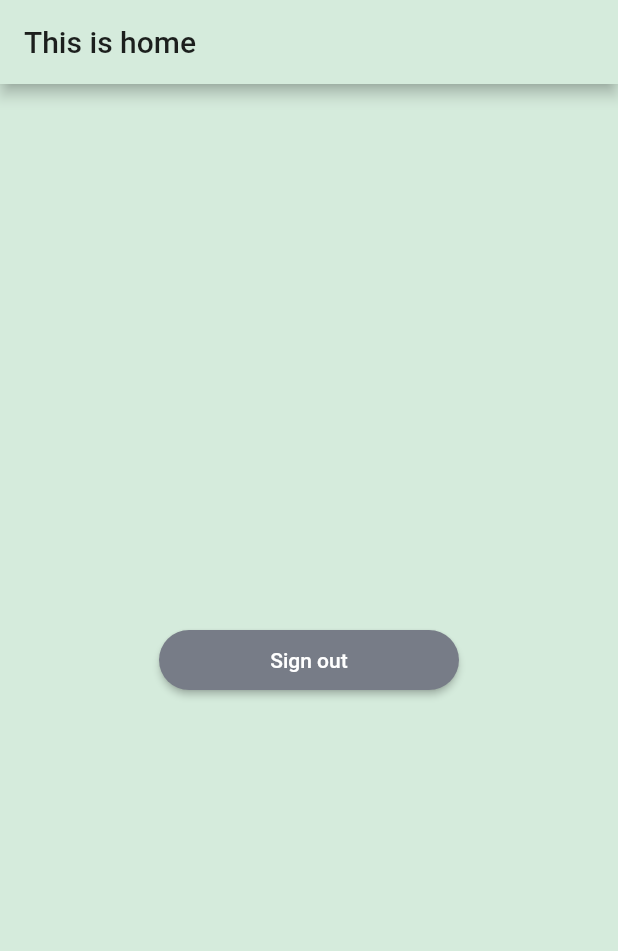
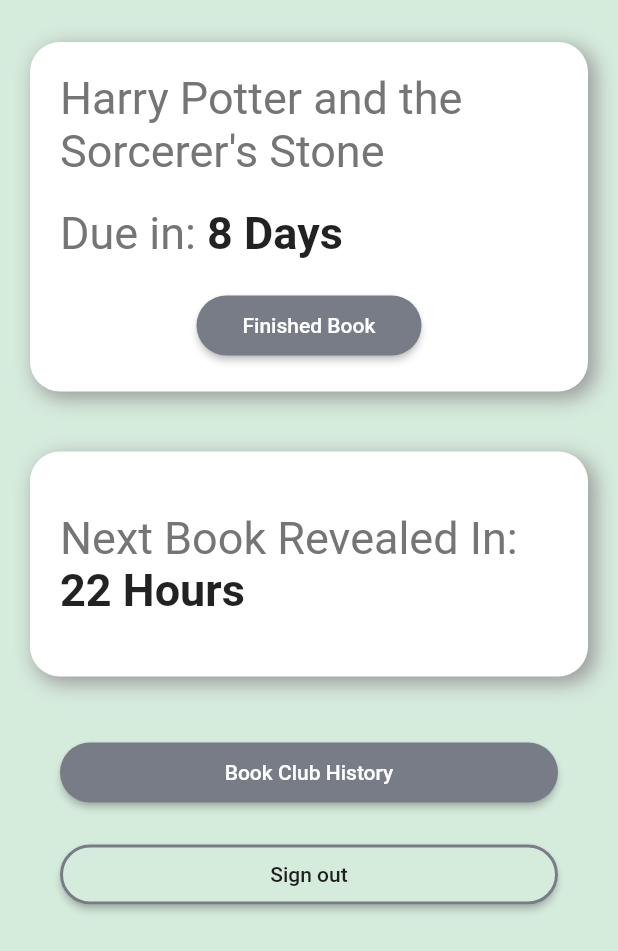
Before and after one commit to oleksandr-shyrokyi/book_club, a Flutter app: the HomeScreen screen opened directly, after a tap on "Sign out", on a phone screen of 412 x 824 dp. Shown: the top 951 px of the screen. Run offline on Flutter 3.47's test engine with Material 2 defaults, Android fonts, the phone set to English and light mode, and no system bars; our stand-ins replace cloud_firestore, firebase_auth, google_sign_in; accounts and stored records are empty; network calls fail.

Commit message:
Marked up home and noGroup screens

```diff
--- a/lib/screens/home/home.dart
+++ b/lib/screens/home/home.dart
@@ -1,35 +1,132 @@
+import 'package:book_club/screens/noGroup/noGroup.dart';
 import 'package:book_club/screens/root/root.dart';
 import 'package:book_club/states/currentUser.dart';
+import 'package:book_club/widgets/ourContainer.dart';
 import 'package:flutter/material.dart';
 import 'package:provider/provider.dart';
 
 class HomeScreen extends StatelessWidget {
+  /// Navigates to noGroup screen
+  void _goToNoGroup(BuildContext inContext) {
+    Navigator.push(
+      inContext,
+      MaterialPageRoute(builder: (inContext) => OurNoGroup()),
+    );
+  }
+
+  /// Signs out of an account
+  void _signOut(BuildContext inContext) async {
+    CurrentUser _currentUser =
+        Provider.of<CurrentUser>(inContext, listen: false);
+    String _returnString = await _currentUser.singOut();
+    if (_returnString == "success") {
+      Navigator.pushAndRemoveUntil(inContext,
+          MaterialPageRoute(builder: (context) => OurRoot()), (route) => false);
+    }
+  }
+
   @override
   Widget build(BuildContext context) {
     return Scaffold(
-      appBar: AppBar(
-        title: Text("This is home"),
-      ),
-      body: Center(
-        child: RaisedButton(
-          child: Text(
-            "Sign out",
-            style: TextStyle(
-              color: Colors.white,
+      body: ListView(
+        children: <Widget>[
+          SizedBox(
+            height: 8,
+          ),
+
+          /// 1st Container
+          Padding(
+            padding: const EdgeInsets.all(20.0),
+            child: OurContainer(
+              child: Column(
+                children: [
+                  Text(
+                    "Harry Potter and the Sorcerer's Stone",
+                    style: TextStyle(fontSize: 30, color: Colors.grey[600]),
+                  ),
+                  Padding(
+                    padding: const EdgeInsets.symmetric(vertical: 20.0),
+                    child: Row(
+                      children: [
+                        Text(
+                          "Due in: ",
+                          style:
+                              TextStyle(fontSize: 30, color: Colors.grey[600]),
+                        ),
+                        Text(
+                          "8 Days",
+                          style: TextStyle(
+                              fontSize: 30, fontWeight: FontWeight.bold),
+                        ),
+                      ],
+                    ),
+                  ),
+                  RaisedButton(
+                    onPressed: () {},
+                    child: Text(
+                      "Finished Book",
+                      style: TextStyle(
+                        color: Colors.white,
+                      ),
+                    ),
+                  ),
+                ],
+              ),
             ),
           ),
-          onPressed: () async {
-            CurrentUser _currentUser =
-                Provider.of<CurrentUser>(context, listen: false);
-            String _returnString = await _currentUser.singOut();
-            if (_returnString == "success") {
-              Navigator.pushAndRemoveUntil(
-                  context,
-                  MaterialPageRoute(builder: (context) => OurRoot()),
-                  (route) => false);
-            }
-          },
-        ),
+
+          /// 2nd Container
+          Padding(
+            padding: const EdgeInsets.all(20.0),
+            child: OurContainer(
+              child: Padding(
+                padding: const EdgeInsets.symmetric(vertical: 20.0),
+                child: Column(
+                  crossAxisAlignment: CrossAxisAlignment.start,
+                  children: [
+                    Text(
+                      "Next Book Revealed In: ",
+                      style: TextStyle(fontSize: 30, color: Colors.grey[600]),
+                    ),
+                    Text(
+                      "22 Hours",
+                      style:
+                          TextStyle(fontSize: 30, fontWeight: FontWeight.bold),
+                    ),
+                  ],
+                ),
+              ),
+            ),
+          ),
+
+          /// Book club history button
+          Padding(
+            padding: const EdgeInsets.symmetric(
+              horizontal: 40.0,
+              vertical: 20.0,
+            ),
+            child: RaisedButton(
+              onPressed: () => _goToNoGroup(context),
+              child: Text("Book Club History",
+                  style: TextStyle(color: Colors.white)),
+            ),
+          ),
+
+          /// Sign out button
+          Padding(
+            padding: const EdgeInsets.symmetric(horizontal: 40.0),
+            child: RaisedButton(
+              child: Text("Sign out"),
+              onPressed: () => _signOut(context),
+              color: Theme.of(context).canvasColor,
+              shape: RoundedRectangleBorder(
+                borderRadius: BorderRadius.circular(20.0),
+                side: BorderSide(
+                    color: Theme.of(context).secondaryHeaderColor, width: 2),
+              ),
+            ),
+          ),
+        ],
       ),
     );
   }
--- a/lib/utils/ourTheme.dart
+++ b/lib/utils/ourTheme.dart
@@ -27,7 +27,7 @@ class OurTheme {
         padding: EdgeInsets.symmetric(
           horizontal: 20.0,
         ),
-        minWidth: 200,
+        minWidth: 150,
         height: 40.0,
         shape: RoundedRectangleBorder(
           borderRadius: BorderRadius.circular(20.0),
```
Also changed, not shown: lib/screens/noGroup/noGroup.dart (added, +86 -0 lines).
